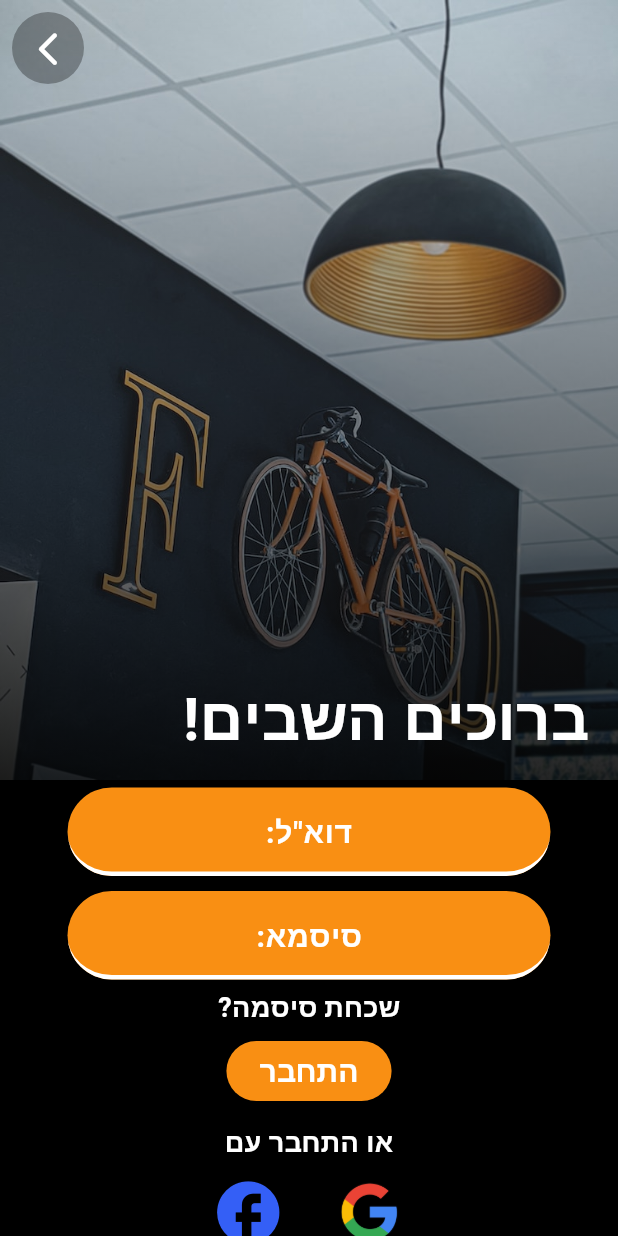
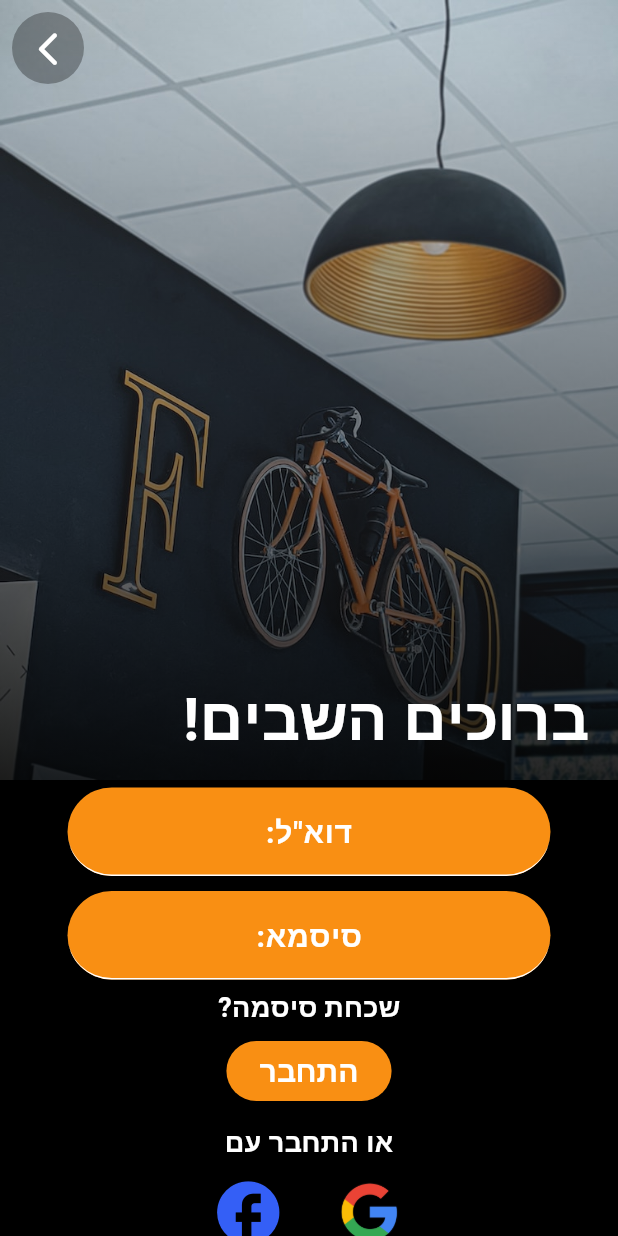
Before and after one commit to TzionZarbailov/easy_delevery, a Flutter app: the LoginScreen screen opened directly, on a phone screen of 412 x 824 dp. Run offline on Flutter 3.47's test engine with Material 2 defaults, Android fonts, the phone set to English and light mode, and no system bars; our stand-ins replace google_fonts; Roboto replaces fonts that are missing (Hind Vadodara).

Commit message:
Update my_textfield.dart

```diff
--- a/lib/components/my_textfield.dart
+++ b/lib/components/my_textfield.dart
@@ -1,15 +1,18 @@
+import 'package:easy_delevery/colors/my_colors.dart';
 import 'package:flutter/material.dart';
 
 class MyTextField extends StatelessWidget {
   final String labelText;
   final bool obscureText;
   final TextEditingController controller;
+  final Widget? prefixIcon;
 
   const MyTextField({
     super.key,
     required this.labelText,
     required this.obscureText,
     required this.controller,
+    this.prefixIcon,
   });
 
   @override
@@ -24,18 +27,18 @@ class MyTextField extends StatelessWidget {
         controller: controller,
         cursorColor: Colors.white,
         style: const TextStyle(
-          color: Colors.white,
+          color: myColors.textColor,
           fontSize: 15,
         ),
         decoration: InputDecoration(
           filled: true,
-          fillColor: const Color(0xFFF98F13),
+          fillColor: myColors.inputColor,
           enabledBorder: const UnderlineInputBorder(
             borderRadius: BorderRadius.all(
               Radius.circular(35),
             ),
             borderSide: BorderSide(
-              width: 3,
+              width: 1,
               color: Colors.white,
               style: BorderStyle.solid,
             ),
@@ -51,18 +54,20 @@ class MyTextField extends StatelessWidget {
             ),
           ),
           label: Row(
-            mainAxisAlignment: MainAxisAlignment.center,
+            mainAxisAlignment: MainAxisAlignment.spaceAround,
             children: [
               Text(
                 labelText,
                 style: const TextStyle(
-                  color: Colors.white,
+                  color: myColors.textColor,
                   fontSize: 20,
-                  fontWeight: FontWeight.w600,
+                  fontWeight: FontWeight.bold,
                 ),
               ),
             ],
           ),
+          prefixIcon: prefixIcon,
+          prefixIconColor: Colors.white,
           contentPadding: const EdgeInsets.only(
             left: 20,
             bottom: 10,
```
